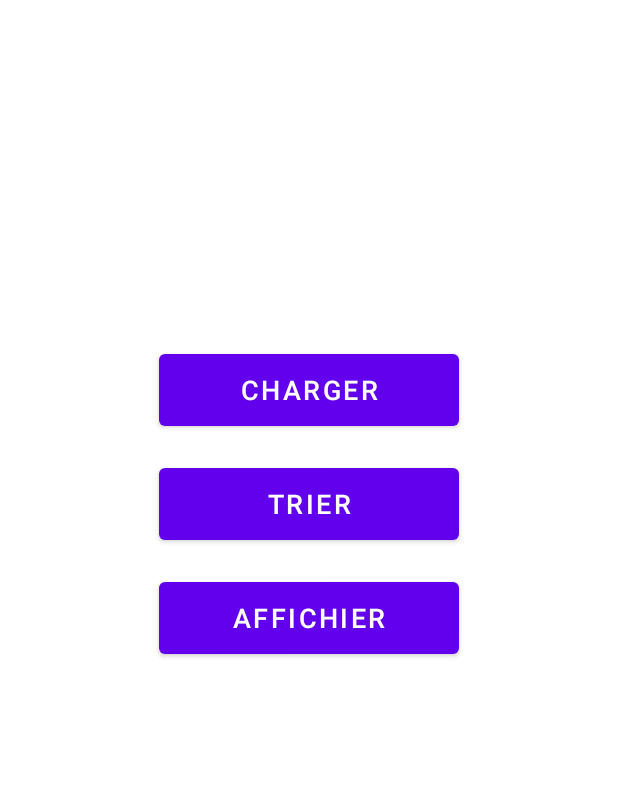
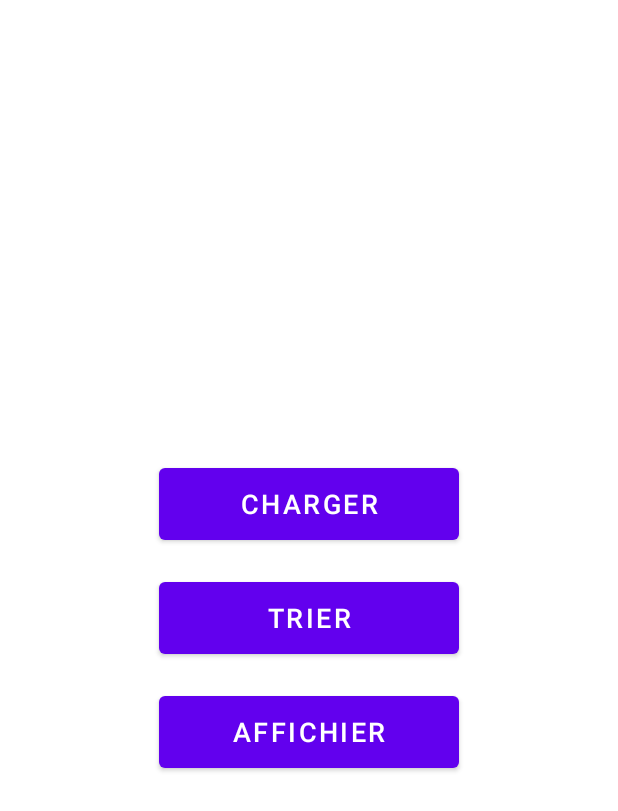
Before and after one commit to ApDnoze/AMAP, an Android app: the Main screen opened directly, with no data from a screen before it, on a phone screen of 412 x 824 dp. Shown: the top 811 px of the screen. Run offline under Robolectric (Android 15) with nearby library versions, the phone set to English and light mode, and no system bars.

Commit message:
centrage des boutons

```diff
--- a/app/src/main/res/layout/main.xml
+++ b/app/src/main/res/layout/main.xml
@@ -20,7 +20,6 @@
         android:id="@+id/trier"
         android:layout_width="200dp"
         android:layout_height="60dp"
-        android:layout_above="@+id/show"
         android:layout_centerInParent="true"
         android:layout_marginTop="16dp"
         android:onClick="goFilter"
@@ -31,6 +30,7 @@
         android:id="@+id/show"
         android:layout_width="200dp"
         android:layout_height="60dp"
+        android:layout_below="@+id/trier"
         android:layout_centerInParent="true"
         android:layout_marginTop="16dp"
         android:onClick="showLivraison"
```
